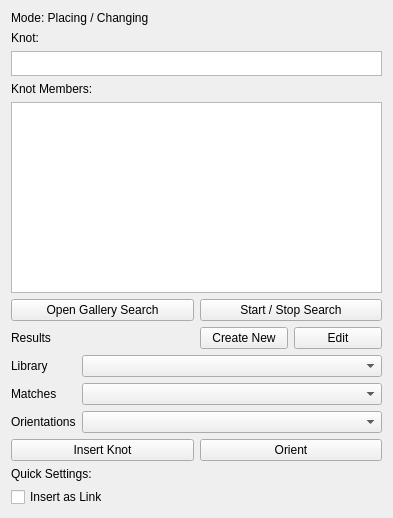
This is freecad/FramesAndNodes/resources/panels/TaskFramesAndKnotsKnotPlacer.ui in Creymore/FramesAndNodes as Qt 5 draws it before an edit. The edited form follows.
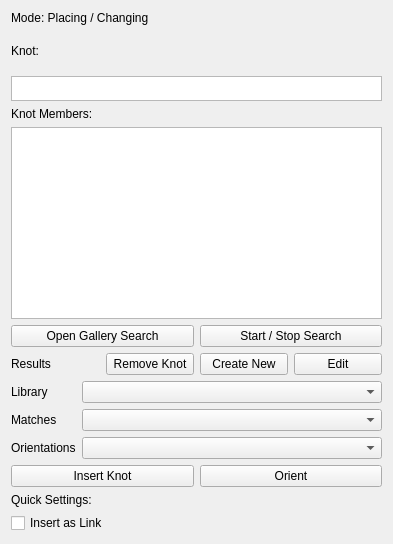
This is the edited form.

Commit message: Rework of FindallMateches Added a test, Work on Orient Knots, Bug fixes in UI

The edit to the form file:
```diff
--- a/freecad/FramesAndNodes/resources/panels/TaskFramesAndKnotsKnotPlacer.ui
+++ b/freecad/FramesAndNodes/resources/panels/TaskFramesAndKnotsKnotPlacer.ui
@@ -7,7 +7,7 @@
     <x>0</x>
     <y>0</y>
     <width>393</width>
-    <height>518</height>
+    <height>544</height>
    </rect>
   </property>
   <property name="windowTitle">
@@ -21,7 +21,7 @@
      </property>
     </widget>
    </item>
-   <item row="1" column="0">
+   <item row="1" column="0" colspan="2">
     <layout class="QVBoxLayout" name="verticalLayout_3">
      <item>
       <widget class="QLabel" name="label_2">
@@ -72,7 +72,7 @@
      </item>
     </layout>
    </item>
-   <item row="2" column="0">
+   <item row="2" column="0" colspan="2">
     <layout class="QVBoxLayout" name="verticalLayout_4">
      <item>
       <widget class="QLabel" name="label_3">
@@ -87,8 +87,6 @@
     </layout>
    </item>
    <item row="3" column="0">
-    <layout class="QHBoxLayout" name="horizontalLayout_2">
-     <item>
       <layout class="QVBoxLayout" name="verticalLayout_6">
        <item>
         <widget class="QPushButton" name="OpenGalerieSearch">
@@ -98,15 +96,26 @@
         </widget>
        </item>
        <item>
+      <layout class="QHBoxLayout" name="horizontalLayout_2">
+       <item>
         <widget class="QLabel" name="label_4">
          <property name="text">
           <string>Results</string>
          </property>
         </widget>
        </item>
-      </layout>
-     </item>
      <item>
+        <widget class="QPushButton" name="RemoveKnot">
+         <property name="text">
+          <string>Remove Knot</string>
+         </property>
+        </widget>
+       </item>
+      </layout>
+     </item>
+    </layout>
+   </item>
+   <item row="3" column="1">
       <layout class="QVBoxLayout" name="verticalLayout_5">
        <item>
         <widget class="QPushButton" name="StartStopSearch">
@@ -135,9 +144,7 @@
        </item>
       </layout>
      </item>
-    </layout>
-   </item>
-   <item row="4" column="0">
+   <item row="4" column="0" colspan="2">
     <layout class="QFormLayout" name="formLayout">
      <property name="leftMargin">
       <number>0</number>
@@ -221,7 +228,7 @@
      </item>
     </layout>
    </item>
-   <item row="5" column="0">
+   <item row="5" column="0" colspan="2">
     <layout class="QHBoxLayout" name="horizontalLayout_3">
      <item>
       <widget class="QPushButton" name="Insert">
```
Left out of the diff: 2 changed lines with no effect on the pictures. Lines whose indentation alone changed are shown as unchanged. The commit also changes 26 other files.
